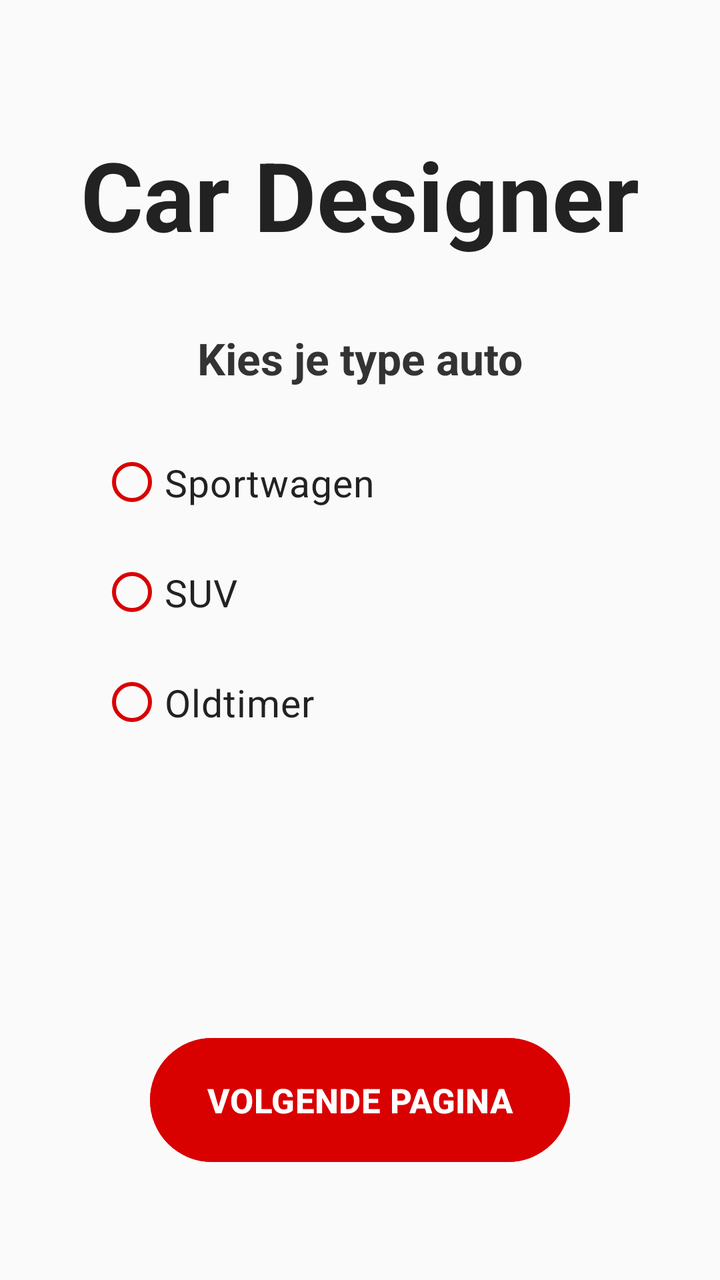
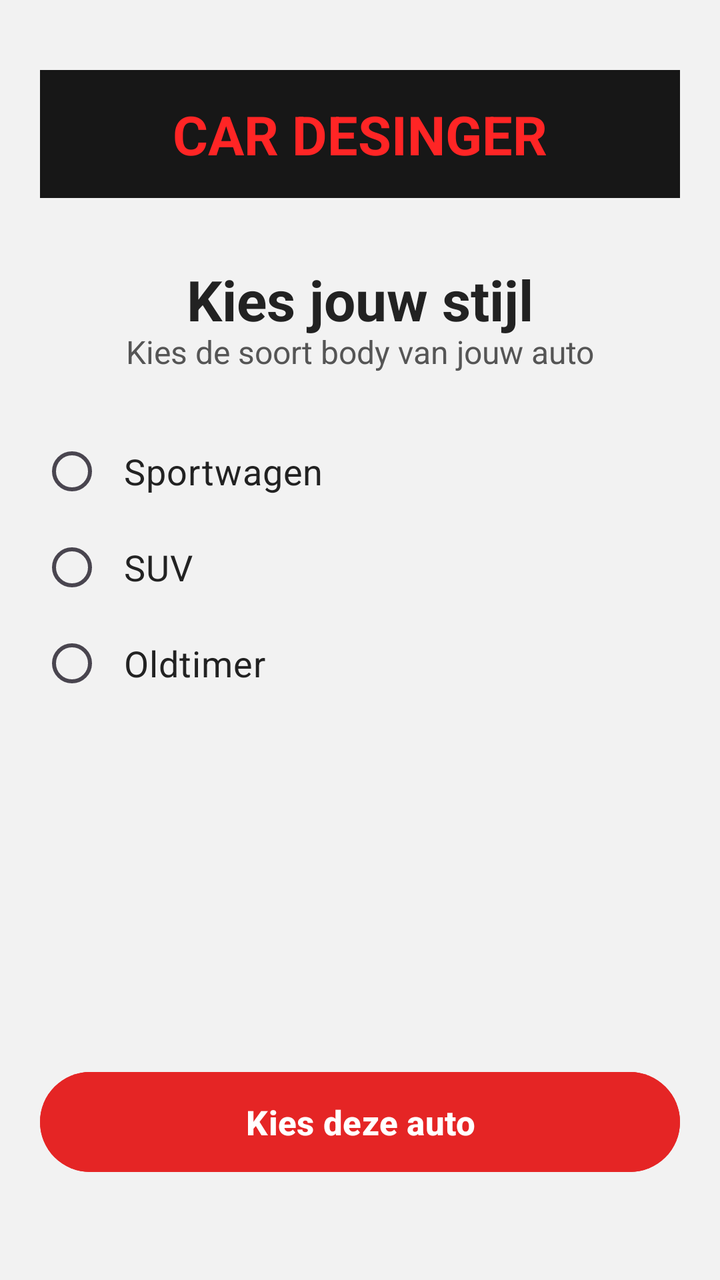

Screens rendered from an Android XML layout before and after an edit, with the pre-edit source and the edit as a unified diff.
<!-- AndroidManifest.xml: application theme Theme.AndroidAppCarDesigner -->
<!-- res/layout/activity_main.xml -->
<androidx.constraintlayout.widget.ConstraintLayout
    xmlns:android="http://schemas.android.com/apk/res/android"
    xmlns:app="http://schemas.android.com/apk/res-auto"
    android:id="@+id/main"
    android:layout_width="match_parent"
    android:layout_height="match_parent"
    android:background="#FAFAFA">

    <TextView
        android:id="@+id/textView2"
        android:layout_width="wrap_content"
        android:layout_height="wrap_content"
        android:layout_marginTop="65dp"
        android:text="Car Designer"
        android:textColor="#222222"
        android:textSize="48sp"
        android:textStyle="bold"
        app:layout_constraintEnd_toEndOf="parent"
        app:layout_constraintStart_toStartOf="parent"
        app:layout_constraintTop_toTopOf="parent" />

    <TextView
        android:id="@+id/kiesAuto"
        android:layout_width="wrap_content"
        android:layout_height="wrap_content"
        android:layout_marginTop="35dp"
        android:text="Kies je type auto"
        android:textColor="#333333"
        android:textSize="22sp"
        android:textStyle="bold"
        app:layout_constraintEnd_toEndOf="parent"
        app:layout_constraintStart_toStartOf="parent"
        app:layout_constraintTop_toBottomOf="@id/textView2" />

    <RadioGroup
        android:id="@+id/radioGroup"
        android:layout_width="260dp"
        android:layout_height="wrap_content"
        android:layout_marginTop="20dp"
        android:orientation="vertical"
        app:layout_constraintEnd_toEndOf="parent"
        app:layout_constraintStart_toStartOf="parent"
        app:layout_constraintTop_toBottomOf="@id/kiesAuto">

        <RadioButton
            android:id="@+id/radioSport"
            android:layout_width="match_parent"
            android:layout_height="55dp"
            app:buttonTint="#D90000"
            android:text="Sportwagen"
            android:textColor="#222222"
            android:textSize="19sp" />

        <RadioButton
            android:id="@+id/radioSUV"
            android:layout_width="match_parent"
            android:layout_height="55dp"
            app:buttonTint="#D90000"
            android:text="SUV"
            android:textColor="#222222"
            android:textSize="19sp" />

        <RadioButton
            android:id="@+id/radioOldtimer"
            android:layout_width="match_parent"
            android:layout_height="55dp"
            app:buttonTint="#D90000"
            android:text="Oldtimer"
            android:textColor="#222222"
            android:textSize="19sp" />

    </RadioGroup>

    <Button
        android:id="@+id/button"
        android:layout_width="210dp"
        android:layout_height="70dp"
        android:layout_marginBottom="55dp"
        android:backgroundTint="#D90000"
        android:text="VOLGENDE PAGINA"
        android:textColor="#FFFFFF"
        android:textSize="17sp"
        android:textStyle="bold"
        app:layout_constraintBottom_toBottomOf="parent"
        app:layout_constraintEnd_toEndOf="parent"
        app:layout_constraintStart_toStartOf="parent" />

</androidx.constraintlayout.widget.ConstraintLayout>
<!-- resources referenced by this layout -->
<resources>
  <style name="Theme.AndroidAppCarDesigner" parent="Base.Theme.AndroidAppCarDesigner" />
  <style name="Base.Theme.AndroidAppCarDesigner" parent="Theme.Material3.DayNight.NoActionBar">
          
          
      </style>
</resources>

<!-- the commit's change to res/layout/activity_main.xml (unified diff, before → after) -->
@@ -1,88 +1,111 @@
+<?xml version="1.0" encoding="utf-8"?>
 <androidx.constraintlayout.widget.ConstraintLayout
     xmlns:android="http://schemas.android.com/apk/res/android"
     xmlns:app="http://schemas.android.com/apk/res-auto"
     android:id="@+id/main"
     android:layout_width="match_parent"
     android:layout_height="match_parent"
-    android:background="#FAFAFA">
+    android:background="#F2F2F2"
+    android:padding="20dp">
+
+    <TextView
+        android:id="@+id/logoCarDesinger"
+        android:layout_width="0dp"
+        android:layout_height="64dp"
+        android:background="#171717"
+        android:gravity="center"
+        android:text="CAR DESINGER"
+        android:textColor="#FF2525"
+        android:textSize="27sp"
+        android:textStyle="bold"
+        app:layout_constraintBottom_toBottomOf="parent"
+        app:layout_constraintEnd_toEndOf="parent"
+        app:layout_constraintHorizontal_bias="0.0"
+        app:layout_constraintStart_toStartOf="parent"
+        app:layout_constraintTop_toTopOf="parent"
+        app:layout_constraintVertical_bias="0.028" />
 
     <TextView
         android:id="@+id/textView2"
         android:layout_width="wrap_content"
         android:layout_height="wrap_content"
-        android:layout_marginTop="65dp"
-        android:text="Car Designer"
+        android:layout_marginTop="35dp"
+        android:text="Kies jouw stijl"
         android:textColor="#222222"
-        android:textSize="48sp"
+        android:textSize="28sp"
         android:textStyle="bold"
+        app:layout_constraintBottom_toTopOf="@+id/kiesAuto"
         app:layout_constraintEnd_toEndOf="parent"
         app:layout_constraintStart_toStartOf="parent"
-        app:layout_constraintTop_toTopOf="parent" />
+        app:layout_constraintTop_toBottomOf="@id/logoCarDesinger" />
 
     <TextView
         android:id="@+id/kiesAuto"
         android:layout_width="wrap_content"
         android:layout_height="wrap_content"
-        android:layout_marginTop="35dp"
-        android:text="Kies je type auto"
-        android:textColor="#333333"
-        android:textSize="22sp"
-        android:textStyle="bold"
+        android:layout_marginTop="12dp"
+        android:text="Kies de soort body van jouw auto"
+        android:textColor="#555555"
+        android:textSize="16sp"
+        app:layout_constraintBottom_toBottomOf="parent"
         app:layout_constraintEnd_toEndOf="parent"
         app:layout_constraintStart_toStartOf="parent"
-        app:layout_constraintTop_toBottomOf="@id/textView2" />
+        app:layout_constraintTop_toTopOf="parent"
+        app:layout_constraintVertical_bias="0.235" />
 
     <RadioGroup
         android:id="@+id/radioGroup"
-        android:layout_width="260dp"
+        android:layout_width="match_parent"
         android:layout_height="wrap_content"
-        android:layout_marginTop="20dp"
+        android:layout_marginTop="25dp"
         android:orientation="vertical"
-        app:layout_constraintEnd_toEndOf="parent"
-        app:layout_constraintStart_toStartOf="parent"
-        app:layout_constraintTop_toBottomOf="@id/kiesAuto">
+        app:layout_constraintTop_toBottomOf="@id/kiesAuto"
+        app:layout_constraintStart_toStartOf="parent">
 
         <RadioButton
             android:id="@+id/radioSport"
             android:layout_width="match_parent"
-            android:layout_height="55dp"
-            app:buttonTint="#D90000"
+            android:layout_height="wrap_content"
+            android:buttonTint="#E52525"
+            android:padding="10dp"
             android:text="Sportwagen"
             android:textColor="#222222"
-            android:textSize="19sp" />
+            android:textSize="18sp" />
 
         <RadioButton
             android:id="@+id/radioSUV"
             android:layout_width="match_parent"
-            android:layout_height="55dp"
-            app:buttonTint="#D90000"
+            android:layout_height="wrap_content"
+            android:buttonTint="#E52525"
+            android:padding="10dp"
             android:text="SUV"
             android:textColor="#222222"
-            android:textSize="19sp" />
+            android:textSize="18sp" />
 
         <RadioButton
             android:id="@+id/radioOldtimer"
             android:layout_width="match_parent"
-            android:layout_height="55dp"
-            app:buttonTint="#D90000"
+            android:layout_height="wrap_content"
+            android:buttonTint="#E52525"
+            android:padding="10dp"
             android:text="Oldtimer"
             android:textColor="#222222"
-            android:textSize="19sp" />
+            android:textSize="18sp" />
 
     </RadioGroup>
 
     <Button
         android:id="@+id/button"
-        android:layout_width="210dp"
-        android:layout_height="70dp"
-        android:layout_marginBottom="55dp"
-        android:backgroundTint="#D90000"
-        android:text="VOLGENDE PAGINA"
+        android:layout_width="0dp"
+        android:layout_height="58dp"
+        android:layout_marginBottom="30dp"
+        android:backgroundTint="#E52525"
+        android:text="Kies deze auto"
         android:textColor="#FFFFFF"
         android:textSize="17sp"
         android:textStyle="bold"
         app:layout_constraintBottom_toBottomOf="parent"
-        app:layout_constraintEnd_toEndOf="parent"
-        app:layout_constraintStart_toStartOf="parent" />
+        app:layout_constraintStart_toStartOf="parent"
+        app:layout_constraintEnd_toEndOf="parent" />
 
 </androidx.constraintlayout.widget.ConstraintLayout>
<!-- resource entries referenced after the edit -->
@@ -2,8 +2,18 @@
 <resources>
   <style name="Theme.AndroidAppCarDesigner" parent="Base.Theme.AndroidAppCarDesigner" />
   <style name="Base.Theme.AndroidAppCarDesigner" parent="Theme.Material3.DayNight.NoActionBar">
+  
           
+          <item name="colorPrimary">#E52525</item>
+          <item name="colorPrimaryContainer">#C90000</item>
+  
           
+          <item name="colorControlActivated">#E52525</item>
+          <item name="colorAccent">#E52525</item>
+  
+          
+          <item name="android:statusBarColor">#E52525</item>
+  
       </style>
 </resources>
 
